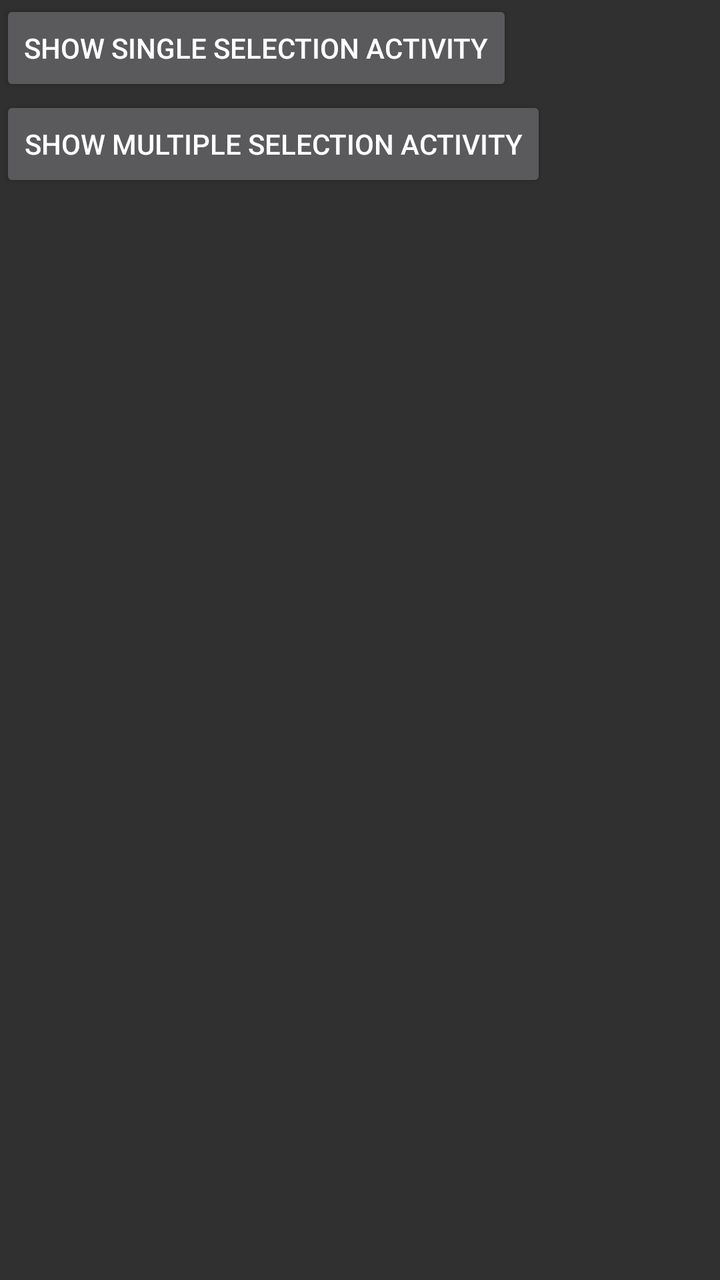
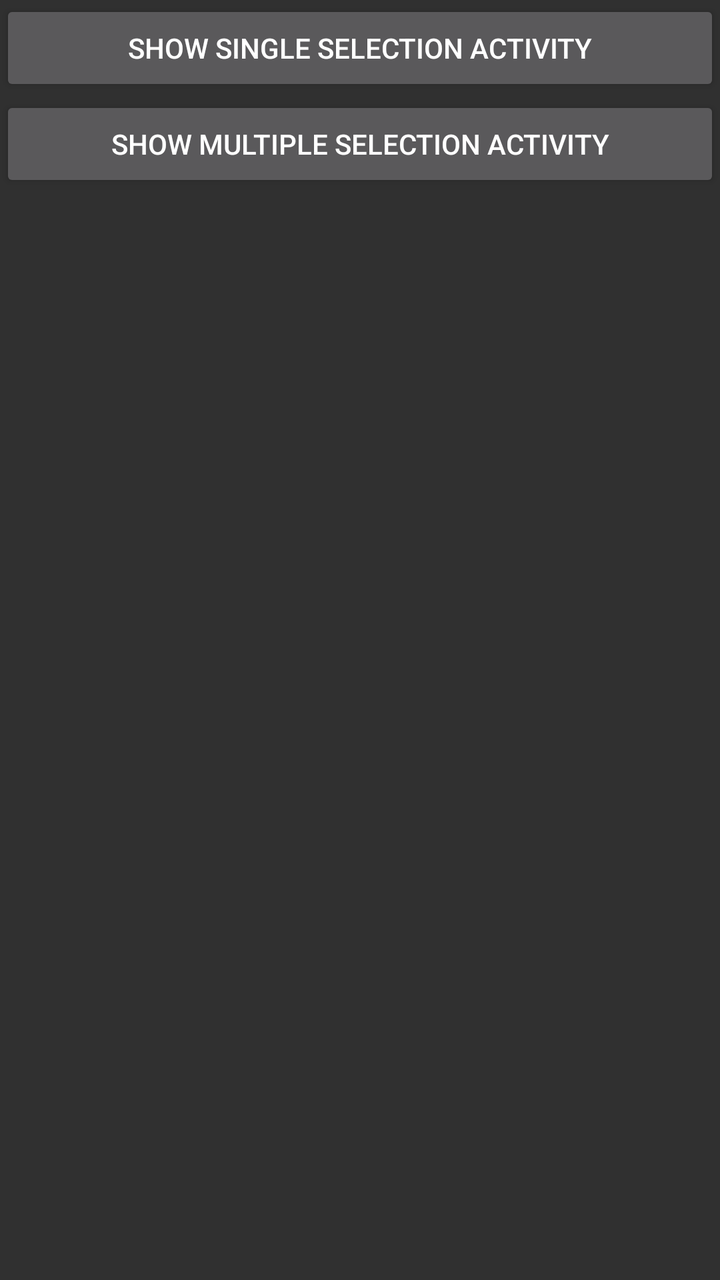

An Android layout rendered at two revisions. The XML below is the earlier revision; the diff shows what the commit changed to produce the second picture.
<!-- AndroidManifest.xml: application theme Theme.AppCompat.NoActionBar -->
<!-- res/layout/main_activity.xml -->
<?xml version="1.0" encoding="utf-8"?>
<LinearLayout
	xmlns:android="http://schemas.android.com/apk/res/android"
	android:layout_width="match_parent"
	android:layout_height="match_parent"
	android:orientation="vertical">

	<Button
		android:layout_width="wrap_content"
		android:layout_height="wrap_content"
		android:onClick="showSingleSelectionActivity"
		android:text="Show Single Selection Activity"/>

	<Button
		android:layout_width="wrap_content"
		android:layout_height="wrap_content"
		android:onClick="showMultipleSelectionActivity"
		android:text="Show Multiple Selection Activity"/>
</LinearLayout>
<!-- resources referenced by this layout -->
<resources>

</resources>

<!-- the commit's change to res/layout/main_activity.xml (unified diff, before → after) -->
@@ -6,14 +6,16 @@
 	android:orientation="vertical">
 
 	<Button
-		android:layout_width="wrap_content"
+		android:layout_width="match_parent"
 		android:layout_height="wrap_content"
+		android:gravity="center"
 		android:onClick="showSingleSelectionActivity"
 		android:text="Show Single Selection Activity"/>
 
 	<Button
-		android:layout_width="wrap_content"
+		android:layout_width="match_parent"
 		android:layout_height="wrap_content"
+		android:gravity="center"
 		android:onClick="showMultipleSelectionActivity"
 		android:text="Show Multiple Selection Activity"/>
 </LinearLayout>
